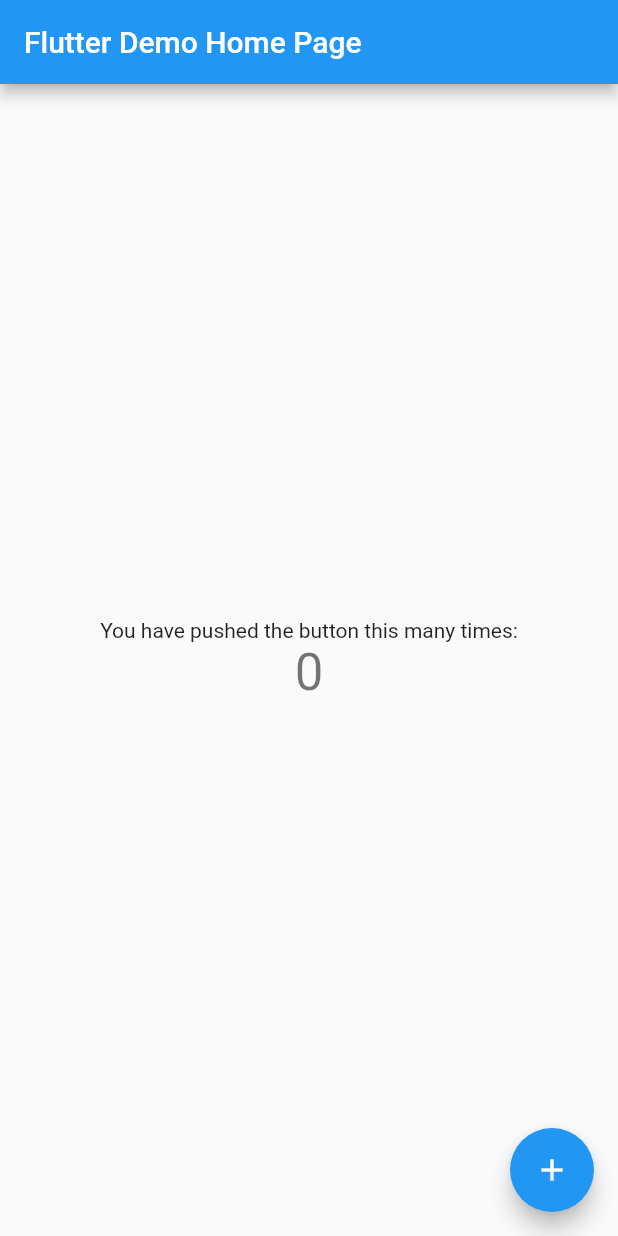
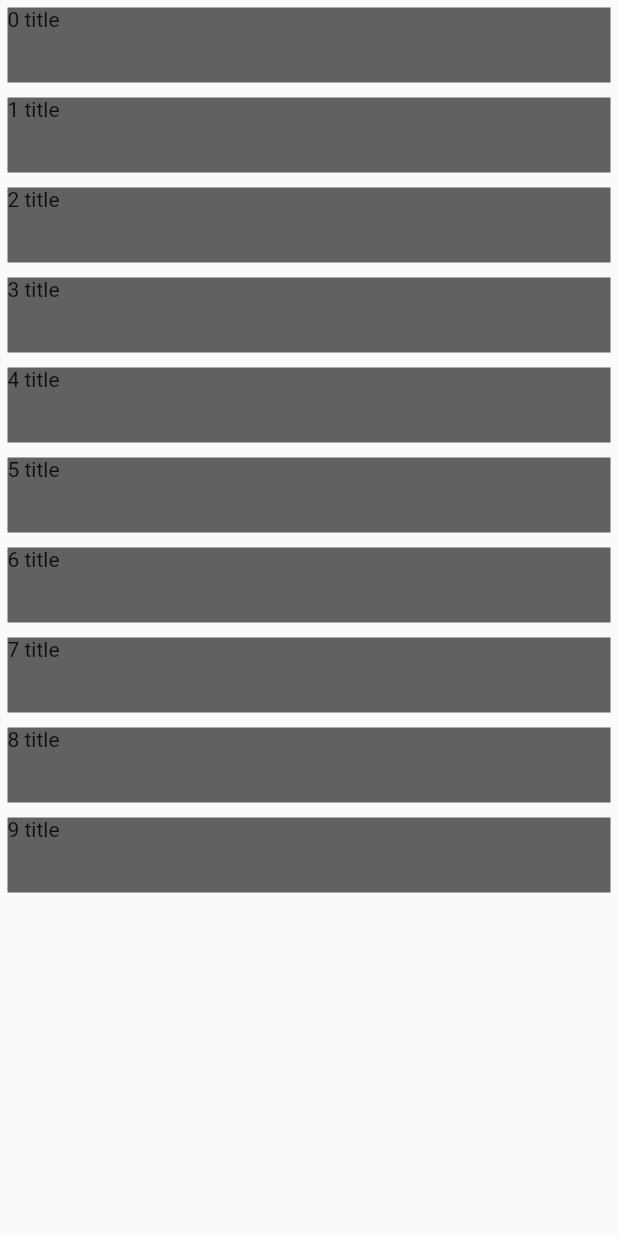
Before and after one commit to samuelematias/flutter-go-setstate, a Flutter app: the screen it shows after launch, on a phone screen of 412 x 824 dp. Run offline on Flutter 3.47's test engine with Material 2 defaults, Android fonts, the phone set to English and light mode, and no system bars.

Commit message:
done the first step, create the list.

```diff
--- /dev/null
+++ b/lib/home.dart
@@ -0,0 +1,38 @@
+import 'package:flutter/material.dart';
+
+class Home extends StatefulWidget {
+  @override
+  _HomeState createState() => _HomeState();
+}
+
+class _HomeState extends State<Home> {
+  List<String> _pageData = List<String>();
+
+  @override
+  void initState() {
+    _getListData().then((data) => setState(() {
+          _pageData = data;
+        }));
+    super.initState();
+  }
+
+  @override
+  Widget build(BuildContext context) {
+    return Scaffold(
+      body: ListView.builder(
+        itemCount: _pageData.length,
+        itemBuilder: (BuildContext context, int index) => Container(
+          margin: EdgeInsets.all(5.0),
+          height: 50.0,
+          color: Colors.grey[700],
+          child: Text(_pageData[index]),
+        ),
+      ),
+    );
+  }
+
+  Future<List<String>> _getListData() async {
+    await Future.delayed(Duration(seconds: 1));
+    return List<String>.generate(10, (index) => '$index title');
+  }
+}
--- a/lib/main.dart
+++ b/lib/main.dart
@@ -1,4 +1,5 @@
 import 'package:flutter/material.dart';
+import 'package:flutter_go_setstate/home.dart';
 
 void main() => runApp(MyApp());
 
@@ -9,103 +10,9 @@ class MyApp extends StatelessWidget {
     return MaterialApp(
       title: 'Flutter Demo',
       theme: ThemeData(
-        // This is the theme of your application.
-        //
-        // Try running your application with "flutter run". You'll see the
-        // application has a blue toolbar. Then, without quitting the app, try
-        // changing the primarySwatch below to Colors.green and then invoke
-        // "hot reload" (press "r" in the console where you ran "flutter run",
-        // or simply save your changes to "hot reload" in a Flutter IDE).
-        // Notice that the counter didn't reset back to zero; the application
-        // is not restarted.
         primarySwatch: Colors.blue,
       ),
-      home: MyHomePage(title: 'Flutter Demo Home Page'),
+      home: Home(),
     );
   }
 }
-
-class MyHomePage extends StatefulWidget {
-  MyHomePage({Key key, this.title}) : super(key: key);
-
-  // This widget is the home page of your application. It is stateful, meaning
-  // that it has a State object (defined below) that contains fields that affect
-  // how it looks.
-
-  // This class is the configuration for the state. It holds the values (in this
-  // case the title) provided by the parent (in this case the App widget) and
-  // used by the build method of the State. Fields in a Widget subclass are
-  // always marked "final".
-
-  final String title;
-
-  @override
-  _MyHomePageState createState() => _MyHomePageState();
-}
-
-class _MyHomePageState extends State<MyHomePage> {
-  int _counter = 0;
-
-  void _incrementCounter() {
-    setState(() {
-      // This call to setState tells the Flutter framework that something has
-      // changed in this State, which causes it to rerun the build method below
-      // so that the display can reflect the updated values. If we changed
-      // _counter without calling setState(), then the build method would not be
-      // called again, and so nothing would appear to happen.
-      _counter++;
-    });
-  }
-
-  @override
-  Widget build(BuildContext context) {
-    // This method is rerun every time setState is called, for instance as done
-    // by the _incrementCounter method above.
-    //
-    // The Flutter framework has been optimized to make rerunning build methods
-    // fast, so that you can just rebuild anything that needs updating rather
-    // than having to individually change instances of widgets.
-    return Scaffold(
-      appBar: AppBar(
-        // Here we take the value from the MyHomePage object that was created by
-        // the App.build method, and use it to set our appbar title.
-        title: Text(widget.title),
-      ),
-      body: Center(
-        // Center is a layout widget. It takes a single child and positions it
-        // in the middle of the parent.
-        child: Column(
-          // Column is also a layout widget. It takes a list of children and
-          // arranges them vertically. By default, it sizes itself to fit its
-          // children horizontally, and tries to be as tall as its parent.
-          //
-          // Invoke "debug painting" (press "p" in the console, choose the
-          // "Toggle Debug Paint" action from the Flutter Inspector in Android
-          // Studio, or the "Toggle Debug Paint" command in Visual Studio Code)
-          // to see the wireframe for each widget.
-          //
-          // Column has various properties to control how it sizes itself and
-          // how it positions its children. Here we use mainAxisAlignment to
-          // center the children vertically; the main axis here is the vertical
-          // axis because Columns are vertical (the cross axis would be
-          // horizontal).
-          mainAxisAlignment: MainAxisAlignment.center,
-          children: <Widget>[
-            Text(
-              'You have pushed the button this many times:',
-            ),
-            Text(
-              '$_counter',
-              style: Theme.of(context).textTheme.display1,
-            ),
-          ],
-        ),
-      ),
-      floatingActionButton: FloatingActionButton(
-        onPressed: _incrementCounter,
-        tooltip: 'Increment',
-        child: Icon(Icons.add),
-      ), // This trailing comma makes auto-formatting nicer for build methods.
-    );
-  }
-}
```
